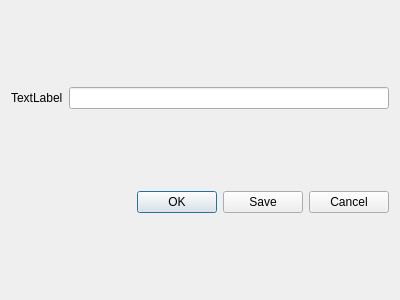
QiuZidane/MacProjects_QT, file gotocell/dialog.ui: the form before one commit.
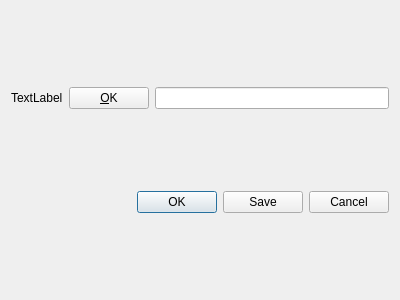
The form after the commit.

Patch:
```diff
--- a/gotocell/dialog.ui
+++ b/gotocell/dialog.ui
@@ -26,6 +26,13 @@
        </property>
       </widget>
      </item>
+     <item>
+      <widget class="QPushButton" name="pushButton">
+       <property name="text">
+        <string>&amp;OK</string>
+       </property>
+      </widget>
+     </item>
      <item>
       <widget class="QLineEdit" name="lineEdit"/>
      </item>
```
